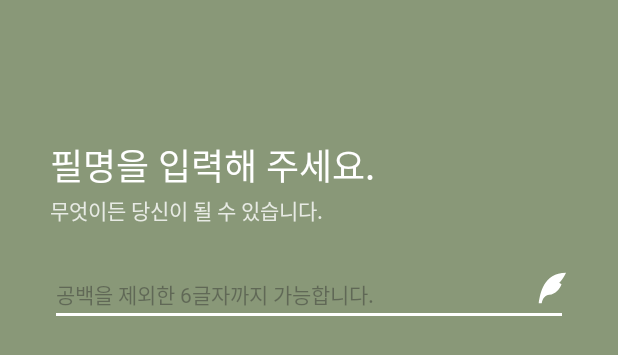
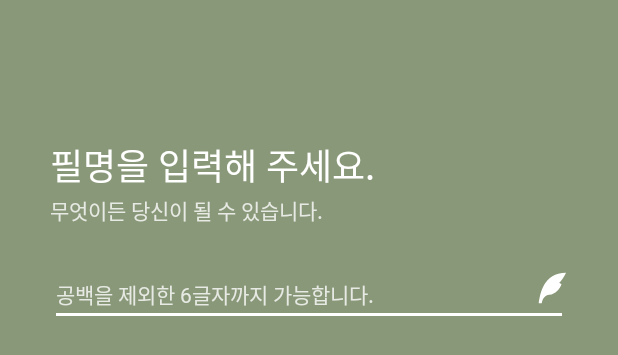
Before and after one commit to HAN-MUN-CHEOL/hanmundan-aos, an Android app: the layout activity_join.xml on its own in the app's theme, with its tools: preview values and no code run, on a phone screen of 412 x 824 dp. Shown: the top 355 px of the screen. Run offline under Robolectric (Android 15) with nearby library versions, the phone set to English and light mode, and no system bars.

Commit message:
#3 회원가입 xml 수정 activity 추가

```diff
--- a/app/src/main/AndroidManifest.xml
+++ b/app/src/main/AndroidManifest.xml
@@ -14,6 +14,9 @@
         android:supportsRtl="true"
         android:theme="@style/Theme.Hanmundan"
         tools:targetApi="31">
+        <activity android:name=".ui.join.JoinActivity"
+            android:exported="true"
+            android:screenOrientation="portrait"/>
         <activity
             android:name=".ui.main.MainActivity"
             android:exported="true"
--- a/app/src/main/res/layout/activity_join.xml
+++ b/app/src/main/res/layout/activity_join.xml
@@ -42,7 +42,8 @@
         android:hint="@string/join_nickname_notice"
         android:inputType="text"
         android:maxLength="6"
-        android:textColor="@color/hmd_gray_80"
+        android:textColor="@color/hmd_white_80"
+        android:textColorHint="@color/hmd_white_80"
         android:textSize="14sp"
         app:layout_constraintStart_toStartOf="parent"
         app:layout_constraintTop_toBottomOf="@id/tv_join_name_subtitle" />
```
Also changed, not shown: app/src/main/java/com/sookmyung/hanmundan/ui/join/JoinActivity.kt (added, +12 -0 lines).
